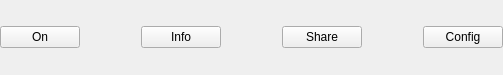
First picture: the form in src/prism-live-studio/PRISMLiveStudio/prism-ui/channels/ChannelsDataApi/ChannelConfigPannel.ui, repository naver/prism-live-studio, before the edit.
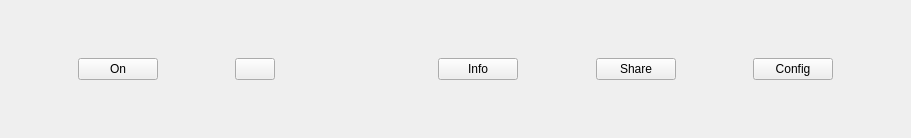
Second picture: the form after the edit.

Patch:
```diff
--- a/src/prism-live-studio/PRISMLiveStudio/prism-ui/channels/ChannelsDataApi/ChannelConfigPannel.ui
+++ b/src/prism-live-studio/PRISMLiveStudio/prism-ui/channels/ChannelsDataApi/ChannelConfigPannel.ui
@@ -6,8 +6,8 @@
    <rect>
     <x>0</x>
     <y>0</y>
-    <width>503</width>
-    <height>75</height>
+    <width>911</width>
+    <height>138</height>
    </rect>
   </property>
   <property name="mouseTracking">
@@ -35,6 +35,19 @@
    <property name="bottomMargin">
     <number>0</number>
    </property>
+   <item>
+    <spacer name="horizontalSpacer">
+     <property name="orientation">
+      <enum>Qt::Horizontal</enum>
+     </property>
+     <property name="sizeHint" stdset="0">
+      <size>
+       <width>40</width>
+       <height>20</height>
+      </size>
+     </property>
+    </spacer>
+   </item>
    <item>
     <widget class="QPushButton" name="EnableSwitch">
      <property name="mouseTracking">
@@ -58,7 +71,87 @@
     </widget>
    </item>
    <item>
-    <spacer name="horizontalSpacer">
+    <spacer name="horizontalSpacer_2">
+     <property name="orientation">
+      <enum>Qt::Horizontal</enum>
+     </property>
+     <property name="sizeHint" stdset="0">
+      <size>
+       <width>40</width>
+       <height>20</height>
+      </size>
+     </property>
+    </spacer>
+   </item>
+   <item>
+    <widget class="QPushButton" name="dualOutputBtn">
+     <property name="minimumSize">
+      <size>
+       <width>20</width>
+       <height>0</height>
+      </size>
+     </property>
+     <property name="default">
+      <bool>false</bool>
+     </property>
+     <property name="flat">
+      <bool>false</bool>
+     </property>
+     <layout class="QHBoxLayout" name="horizontalLayout_2">
+      <property name="spacing">
+       <number>0</number>
+      </property>
+      <property name="leftMargin">
+       <number>0</number>
+      </property>
+      <property name="topMargin">
+       <number>0</number>
+      </property>
+      <property name="rightMargin">
+       <number>0</number>
+      </property>
+      <property name="bottomMargin">
+       <number>0</number>
+      </property>
+      <item>
+       <widget class="QLabel" name="dualOutputIconLabel">
+        <property name="text">
+         <string/>
+        </property>
+       </widget>
+      </item>
+      <item>
+       <widget class="QLabel" name="arrowIconLabel">
+        <property name="text">
+         <string/>
+        </property>
+       </widget>
+      </item>
+     </layout>
+    </widget>
+   </item>
+   <item>
+    <spacer name="horizontalSpacer_3">
+     <property name="orientation">
+      <enum>Qt::Horizontal</enum>
+     </property>
+     <property name="sizeHint" stdset="0">
+      <size>
+       <width>40</width>
+       <height>20</height>
+      </size>
+     </property>
+    </spacer>
+   </item>
+   <item>
+    <widget class="QLabel" name="seprator">
+     <property name="text">
+      <string/>
+     </property>
+    </widget>
+   </item>
+   <item>
+    <spacer name="horizontalSpacer_4">
      <property name="orientation">
       <enum>Qt::Horizontal</enum>
      </property>
@@ -90,7 +183,7 @@
     </widget>
    </item>
    <item>
-    <spacer name="horizontalSpacer_2">
+    <spacer name="horizontalSpacer_5">
      <property name="orientation">
       <enum>Qt::Horizontal</enum>
      </property>
@@ -121,14 +214,30 @@
      </property>
     </widget>
    </item>
+   <item>
+    <spacer name="horizontalSpacer_6">
+     <property name="orientation">
+      <enum>Qt::Horizontal</enum>
+     </property>
+     <property name="sizeHint" stdset="0">
+      <size>
+       <width>40</width>
+       <height>20</height>
+      </size>
+     </property>
+    </spacer>
+   </item>
    <item>
     <spacer name="configSpacer">
      <property name="orientation">
       <enum>Qt::Horizontal</enum>
      </property>
+     <property name="sizeType">
+      <enum>QSizePolicy::Fixed</enum>
+     </property>
      <property name="sizeHint" stdset="0">
       <size>
-       <width>40</width>
+       <width>0</width>
        <height>20</height>
       </size>
      </property>
@@ -147,6 +256,19 @@
      </property>
     </widget>
    </item>
+   <item>
+    <spacer name="horizontalSpacer_7">
+     <property name="orientation">
+      <enum>Qt::Horizontal</enum>
+     </property>
+     <property name="sizeHint" stdset="0">
+      <size>
+       <width>40</width>
+       <height>20</height>
+      </size>
+     </property>
+    </spacer>
+   </item>
   </layout>
  </widget>
  <resources/>
```
